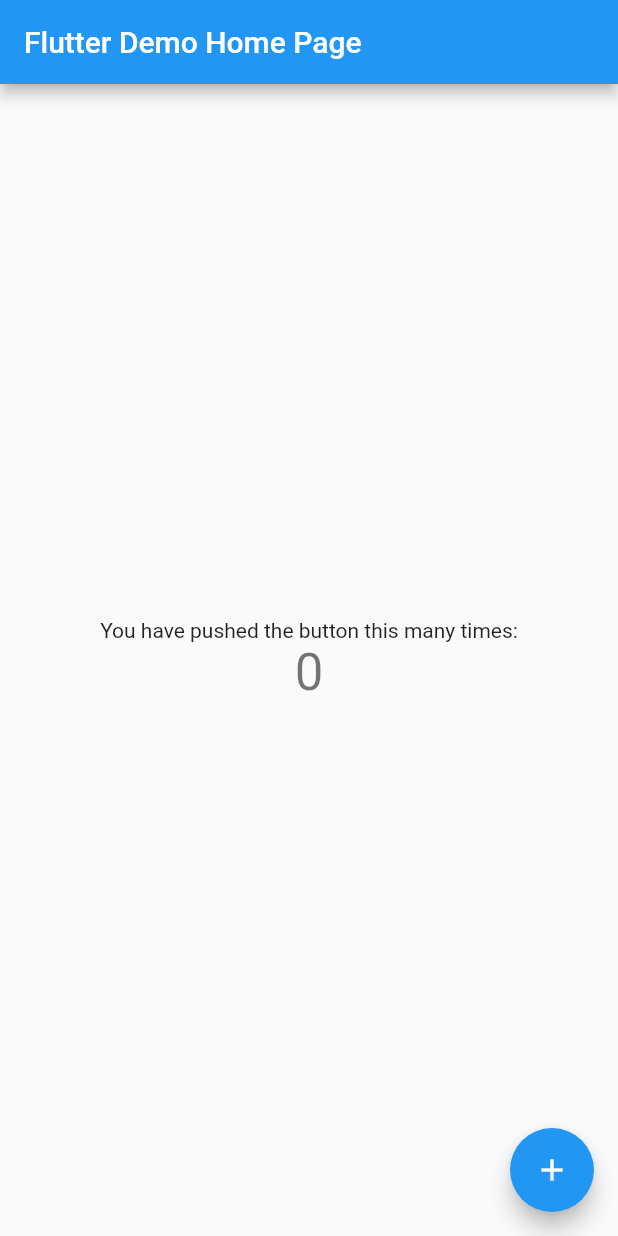
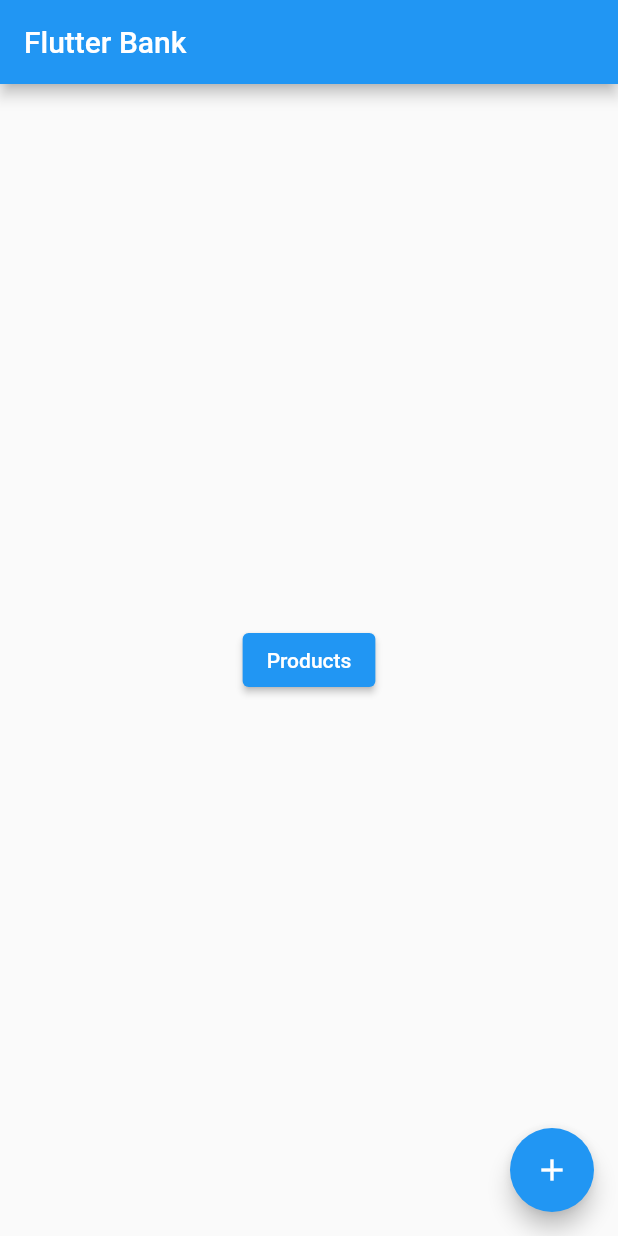
Before and after one commit to aladevlearning/flutter-bank-poc, a Flutter app: the screen it shows after launch, on a phone screen of 412 x 824 dp. Run offline on Flutter 3.47's test engine with Material 2 defaults, Android fonts, the phone set to English and light mode, and no system bars.

Commit message:
Add draft prods page

```diff
--- a/flutter_bank/lib/main.dart
+++ b/flutter_bank/lib/main.dart
@@ -1,4 +1,5 @@
 import 'package:flutter/material.dart';
+import 'package:flutter_bank/products/products.dart';
 
 void main() => runApp(const MyApp());
 
@@ -9,7 +10,7 @@ class MyApp extends StatelessWidget {
   @override
   Widget build(BuildContext context) {
     return MaterialApp(
-      title: 'Flutter Demo',
+      title: 'Flutter Bank',
       theme: ThemeData(
         // This is the theme of your application.
         //
@@ -21,7 +22,7 @@ class MyApp extends StatelessWidget {
         // counter didn't reset back to zero; the application is not restarted.
         primarySwatch: Colors.blue,
       ),
-      home: const MyHomePage(title: 'Flutter Demo Home Page'),
+      home: const MyHomePage(title: 'Flutter Bank'),
     );
   }
 }
@@ -92,13 +93,23 @@ class _MyHomePageState extends State<MyHomePage> {
           // horizontal).
           mainAxisAlignment: MainAxisAlignment.center,
           children: <Widget>[
-            const Text(
+            ElevatedButton(
+              child: const Text('Products'),
+              onPressed: () {
+                Navigator.push(
+                  context,
+                  MaterialPageRoute(
+                      builder: (context) => const ProductsPage()),
+                );
+              },
+            ),
+            /* const Text(
               'You have pushed the button this many times:',
             ),
             Text(
               '$_counter',
               style: Theme.of(context).textTheme.headline4,
-            ),
+            ), */
           ],
         ),
       ),
```
Also changed, not shown: flutter_bank/lib/products/products.dart (added, +30 -0 lines), 1 other file.
